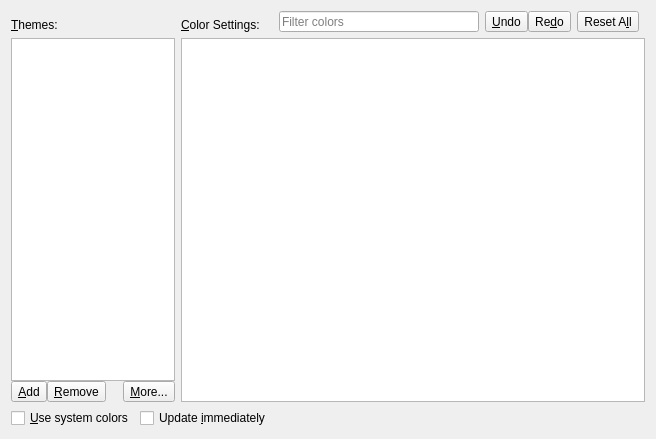
Qt form src/frontends/qt/ui/PrefColorsUi.ui (kojiOnHill/lyx) before a commit.
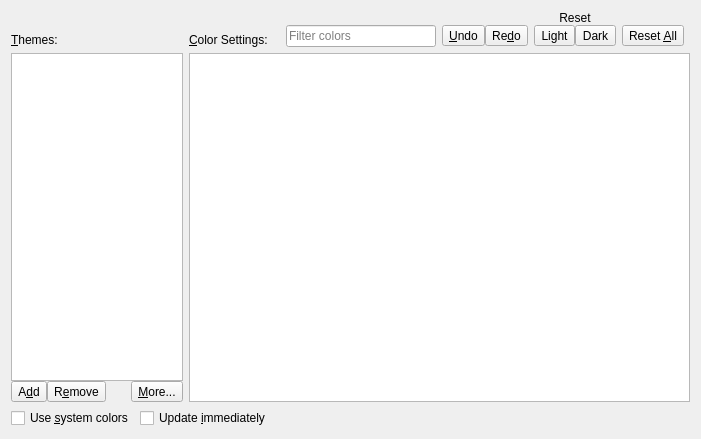
The same form after that commit.

Commit message: Redesign color reset buttons

What changed in the file:
```diff
--- a/src/frontends/qt/ui/PrefColorsUi.ui
+++ b/src/frontends/qt/ui/PrefColorsUi.ui
@@ -6,7 +6,7 @@
    <rect>
     <x>0</x>
     <y>0</y>
-    <width>656</width>
+    <width>701</width>
     <height>439</height>
    </rect>
   </property>
@@ -32,14 +32,14 @@
       <string>Use the color scheme of your Operating System/Desktop Environment</string>
      </property>
      <property name="text">
-      <string>&amp;Use system colors</string>
+      <string>Use &amp;system colors</string>
      </property>
     </widget>
    </item>
    <item row="3" column="2">
     <spacer name="hsBottomRight">
      <property name="orientation">
-      <enum>Qt::Horizontal</enum>
+      <enum>Qt::Orientation::Horizontal</enum>
      </property>
      <property name="sizeHint" stdset="0">
       <size>
@@ -61,161 +61,18 @@
    </item>
    <item row="1" column="0" colspan="4">
     <layout class="QGridLayout" name="gridLayout" rowstretch="0,0" columnstretch="0,0,0">
-     <item row="0" column="2">
-      <layout class="QHBoxLayout" name="horizontalLayout">
-       <property name="spacing">
-        <number>0</number>
+     <item row="0" column="0">
+      <widget class="QLabel" name="themesLabel">
+       <property name="text">
+        <string>&amp;Themes:</string>
        </property>
-       <property name="rightMargin">
-        <number>0</number>
+       <property name="alignment">
+        <set>Qt::AlignmentFlag::AlignBottom|Qt::AlignmentFlag::AlignLeading|Qt::AlignmentFlag::AlignLeft</set>
        </property>
-       <item>
-        <spacer name="horizontalSpacerLeft">
-         <property name="orientation">
-          <enum>Qt::Horizontal</enum>
-         </property>
-         <property name="sizeType">
-          <enum>QSizePolicy::MinimumExpanding</enum>
-         </property>
-         <property name="sizeHint" stdset="0">
-          <size>
-           <width>13</width>
-           <height>20</height>
-          </size>
-         </property>
-        </spacer>
-       </item>
-       <item>
-        <widget class="QLineEdit" name="searchStringEdit">
-         <property name="sizePolicy">
-          <sizepolicy hsizetype="MinimumExpanding" vsizetype="Fixed">
-           <horstretch>0</horstretch>
-           <verstretch>0</verstretch>
-          </sizepolicy>
-         </property>
-         <property name="minimumSize">
-          <size>
-           <width>200</width>
-           <height>16</height>
-          </size>
-         </property>
-         <property name="maximumSize">
-          <size>
-           <width>500</width>
-           <height>16777215</height>
-          </size>
-         </property>
-         <property name="toolTip">
-          <string>Enter a string to filter colors</string>
-         </property>
-         <property name="placeholderText">
-          <string>Filter colors</string>
-         </property>
-         <property name="clearButtonEnabled">
-          <bool>true</bool>
-         </property>
-        </widget>
-       </item>
-       <item>
-        <spacer name="horizontalSpacerMiddleLeft">
-         <property name="orientation">
-          <enum>Qt::Horizontal</enum>
-         </property>
-         <property name="sizeType">
-          <enum>QSizePolicy::Fixed</enum>
-         </property>
-         <property name="sizeHint" stdset="0">
-          <size>
-           <width>6</width>
-           <height>20</height>
-          </size>
-         </property>
-        </spacer>
-       </item>
-       <item>
-        <widget class="QToolButton" name="undoColorPB">
-         <property name="toolTip">
-          <string>Undo</string>
-         </property>
-         <property name="text">
-          <string>&amp;Undo</string>
-         </property>
-         <property name="iconSize">
-          <size>
-           <width>16</width>
-           <height>16</height>
-          </size>
-         </property>
-         <property name="arrowType">
-          <enum>Qt::NoArrow</enum>
-         </property>
-        </widget>
-       </item>
-       <item>
-        <widget class="QToolButton" name="redoColorPB">
-         <property name="toolTip">
-          <string>Redo</string>
-         </property>
-         <property name="text">
-          <string>Re&amp;do</string>
-         </property>
-         <property name="iconSize">
-          <size>
-           <width>16</width>
-           <height>16</height>
-          </size>
-         </property>
-        </widget>
-       </item>
-       <item>
-        <spacer name="horizontalSpacerMiddleRight">
-         <property name="orientation">
-          <enum>Qt::Horizontal</enum>
-         </property>
-         <property name="sizeType">
-          <enum>QSizePolicy::Fixed</enum>
-         </property>
-         <property name="sizeHint" stdset="0">
-          <size>
-           <width>6</width>
-           <height>20</height>
-          </size>
-         </property>
-        </spacer>
-       </item>
-       <item>
-        <widget class="QToolButton" name="colorResetAllPB">
-         <property name="toolTip">
-          <string>Reset all colors to theme</string>
-         </property>
-         <property name="text">
-          <string>Reset A&amp;ll</string>
-         </property>
-         <property name="iconSize">
-          <size>
-           <width>16</width>
-           <height>16</height>
-          </size>
-         </property>
-        </widget>
-       </item>
-       <item>
-        <spacer name="horizontalSpacerRight">
-         <property name="orientation">
-          <enum>Qt::Horizontal</enum>
-         </property>
-         <property name="sizeType">
-          <enum>QSizePolicy::Fixed</enum>
-         </property>
-         <property name="sizeHint" stdset="0">
-          <size>
-           <width>6</width>
-           <height>20</height>
-          </size>
-         </property>
-        </spacer>
-       </item>
-      </layout>
+       <property name="buddy">
+        <cstring>themesLW</cstring>
+       </property>
+      </widget>
      </item>
      <item row="1" column="0">
       <layout class="QGridLayout" name="gridLayoutThemes">
@@ -225,10 +82,10 @@
        <item row="1" column="3">
         <spacer name="horizontalSpacer">
          <property name="orientation">
-          <enum>Qt::Horizontal</enum>
+          <enum>Qt::Orientation::Horizontal</enum>
          </property>
          <property name="sizeType">
-          <enum>QSizePolicy::Preferred</enum>
+          <enum>QSizePolicy::Policy::Preferred</enum>
          </property>
          <property name="sizeHint" stdset="0">
           <size>
@@ -244,10 +101,7 @@
           <string>Remove a selected color theme</string>
          </property>
          <property name="text">
-          <string>&amp;Remove</string>
-         </property>
-         <property name="shortcut">
-          <string notr="true">Ctrl+R</string>
+          <string>R&amp;emove</string>
          </property>
         </widget>
        </item>
@@ -267,10 +121,7 @@
           <string>Add the current color set as a theme</string>
          </property>
          <property name="text">
-          <string>&amp;Add</string>
-         </property>
-         <property name="shortcut">
-          <string>Ctrl+S</string>
+          <string>A&amp;dd</string>
          </property>
         </widget>
        </item>
@@ -298,42 +149,215 @@
        </item>
       </layout>
      </item>
-     <item row="0" column="1">
-      <widget class="QLabel" name="colorLabel">
-       <property name="text">
-        <string>&amp;Color Settings:</string>
-       </property>
-       <property name="alignment">
-        <set>Qt::AlignBottom|Qt::AlignLeading|Qt::AlignLeft</set>
-       </property>
-       <property name="buddy">
-        <cstring>colorsTV</cstring>
-       </property>
-      </widget>
-     </item>
-     <item row="0" column="0">
-      <widget class="QLabel" name="themesLabel">
-       <property name="text">
-        <string>&amp;Themes:</string>
-       </property>
-       <property name="alignment">
-        <set>Qt::AlignBottom|Qt::AlignLeading|Qt::AlignLeft</set>
-       </property>
-       <property name="buddy">
-        <cstring>themesLW</cstring>
-       </property>
-      </widget>
-     </item>
      <item row="1" column="1" colspan="2">
       <widget class="QTableView" name="colorsTV">
        <property name="alternatingRowColors">
         <bool>true</bool>
        </property>
+       <property name="selectionBehavior">
+        <enum>QAbstractItemView::SelectionBehavior::SelectRows</enum>
+       </property>
        <property name="showGrid">
         <bool>false</bool>
        </property>
+       <property name="gridStyle">
+        <enum>Qt::PenStyle::NoPen</enum>
+       </property>
       </widget>
      </item>
+     <item row="0" column="1">
+      <widget class="QLabel" name="colorLabel">
+       <property name="text">
+        <string>&amp;Color Settings:</string>
+       </property>
+       <property name="alignment">
+        <set>Qt::AlignmentFlag::AlignBottom|Qt::AlignmentFlag::AlignLeading|Qt::AlignmentFlag::AlignLeft</set>
+       </property>
+       <property name="buddy">
+        <cstring>colorsTV</cstring>
+       </property>
+      </widget>
+     </item>
+     <item row="0" column="2">
+      <layout class="QGridLayout" name="ResetGridLayout">
+       <property name="spacing">
+        <number>0</number>
+       </property>
+       <item row="1" column="9">
+        <widget class="QToolButton" name="colorResetAllPB">
+         <property name="toolTip">
+          <string>Reset all colors in the table to the last saved</string>
+         </property>
+         <property name="text">
+          <string>Reset &amp;All</string>
+         </property>
+        </widget>
+       </item>
+       <item row="1" column="10">
+        <spacer name="horizontalSpacerButtomRight">
+         <property name="orientation">
+          <enum>Qt::Orientation::Horizontal</enum>
+         </property>
+         <property name="sizeType">
+          <enum>QSizePolicy::Policy::Fixed</enum>
+         </property>
+         <property name="sizeHint" stdset="0">
+          <size>
+           <width>6</width>
+           <height>20</height>
+          </size>
+         </property>
+        </spacer>
+       </item>
+       <item row="1" column="3">
+        <widget class="QToolButton" name="undoColorPB">
+         <property name="toolTip">
+          <string>Undo</string>
+         </property>
+         <property name="text">
+          <string>&amp;Undo</string>
+         </property>
+        </widget>
+       </item>
+       <item row="1" column="5">
+        <spacer name="horizontalSpacerMiddleLeft">
+         <property name="orientation">
+          <enum>Qt::Orientation::Horizontal</enum>
+         </property>
+         <property name="sizeType">
+          <enum>QSizePolicy::Policy::Fixed</enum>
+         </property>
+         <property name="sizeHint" stdset="0">
+          <size>
+           <width>6</width>
+           <height>20</height>
+          </size>
+         </property>
+        </spacer>
+       </item>
+       <item row="1" column="7">
+        <widget class="QToolButton" name="darkColorResetPB">
+         <property name="toolTip">
+          <string>Reset selected dark-mode color to the last saved</string>
+         </property>
+         <property name="text">
+          <string>Dark</string>
+         </property>
+        </widget>
+       </item>
+       <item row="1" column="0">
+        <spacer name="horizontalSpacerButtomLeft">
+         <property name="orientation">
+          <enum>Qt::Orientation::Horizontal</enum>
+         </property>
+         <property name="sizeHint" stdset="0">
+          <size>
+           <width>40</width>
+           <height>20</height>
+          </size>
+         </property>
+        </spacer>
+       </item>
+       <item row="1" column="1">
+        <widget class="QLineEdit" name="searchStringEdit">
+         <property name="sizePolicy">
+          <sizepolicy hsizetype="MinimumExpanding" vsizetype="Fixed">
+           <horstretch>0</horstretch>
+           <verstretch>0</verstretch>
+          </sizepolicy>
+         </property>
+         <property name="minimumSize">
+          <size>
+           <width>150</width>
+           <height>0</height>
+          </size>
+         </property>
+         <property name="maximumSize">
+          <size>
+           <width>200</width>
+           <height>16777215</height>
+          </size>
+         </property>
+         <property name="toolTip">
+          <string>Enter a string to filter colors</string>
+         </property>
+         <property name="placeholderText">
+          <string>Filter colors</string>
+         </property>
+         <property name="clearButtonEnabled">
+          <bool>true</bool>
+         </property>
+        </widget>
+       </item>
+       <item row="1" column="4">
+        <widget class="QToolButton" name="redoColorPB">
+         <property name="toolTip">
+          <string>Redo</string>
+         </property>
+         <property name="text">
+          <string>Re&amp;do</string>
+         </property>
+        </widget>
+       </item>
+       <item row="1" column="8">
+        <spacer name="horizontalSpacerBottomMiddle">
+         <property name="orientation">
+          <enum>Qt::Orientation::Horizontal</enum>
+         </property>
+         <property name="sizeType">
+          <enum>QSizePolicy::Policy::Fixed</enum>
+         </property>
+         <property name="sizeHint" stdset="0">
+          <size>
+           <width>6</width>
+           <height>20</height>
+          </size>
+         </property>
+        </spacer>
+       </item>
+       <item row="1" column="6">
+        <widget class="QToolButton" name="lightColorResetPB">
+         <property name="toolTip">
+          <string>Reset selected light-mode color to the last saved</string>
+         </property>
+         <property name="text">
+          <string>Light</string>
+         </property>
+        </widget>
+       </item>
+       <item row="0" column="6" colspan="2">
+        <widget class="QLabel" name="resetLabel">
+         <property name="font">
+          <font>
+           <pointsize>9</pointsize>
+          </font>
+         </property>
+         <property name="text">
+          <string>Reset</string>
+         </property>
+         <property name="alignment">
+          <set>Qt::AlignmentFlag::AlignCenter</set>
+         </property>
+        </widget>
+       </item>
+       <item row="1" column="2">
+        <spacer name="horizontalSpacerRight">
+         <property name="orientation">
+          <enum>Qt::Orientation::Horizontal</enum>
+         </property>
+         <property name="sizeType">
+          <enum>QSizePolicy::Policy::Fixed</enum>
+         </property>
+         <property name="sizeHint" stdset="0">
+          <size>
+           <width>6</width>
+           <height>20</height>
+          </size>
+         </property>
+        </spacer>
+       </item>
+      </layout>
+     </item>
     </layout>
    </item>
   </layout>
```
Left out of the diff: 2 changed lines with no effect on the pictures. The commit also changes 2 other files.
